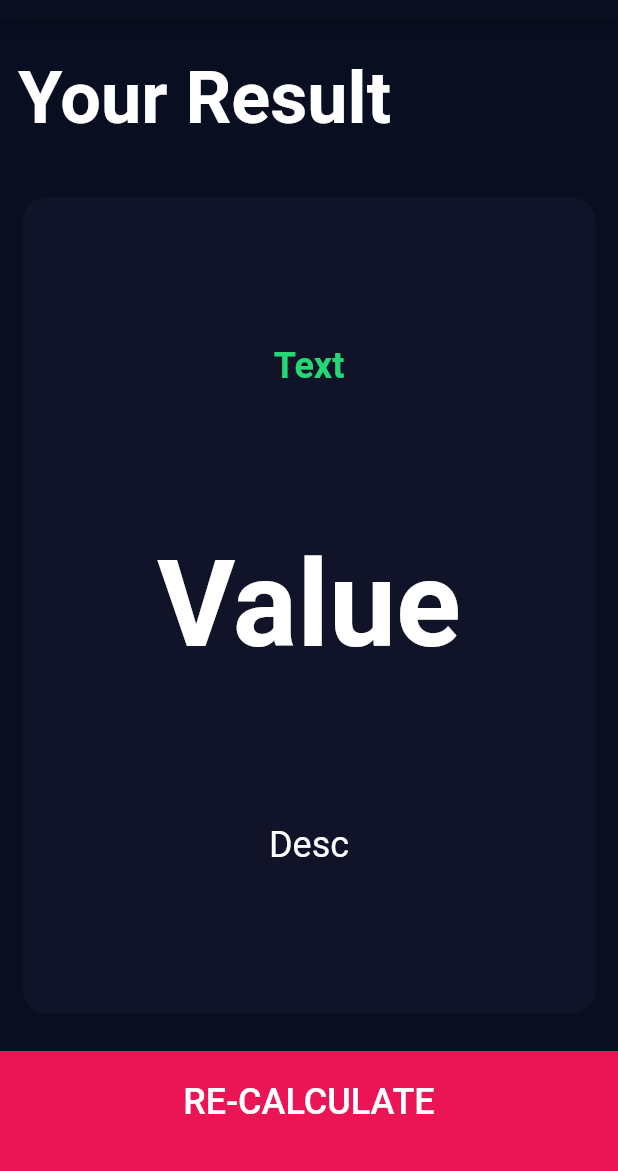
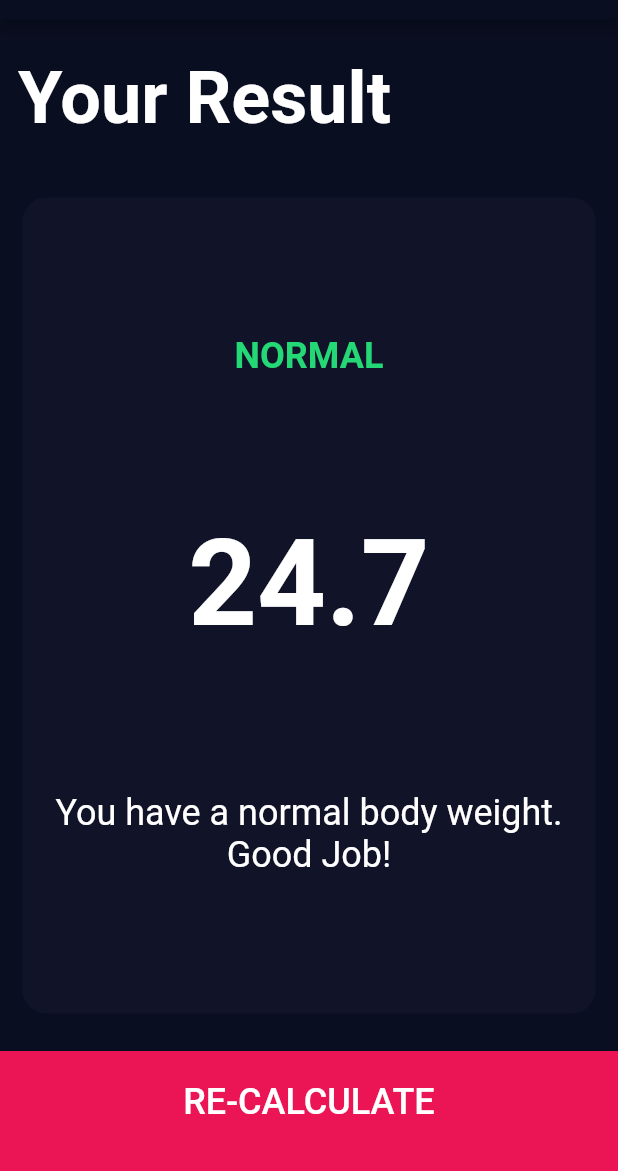
Before and after one commit to robence/flutter_bmi_calculator, a Flutter app: the screen it shows after launch, after a tap on the "remove" icon, after a tap on the "add" icon, after a tap on "CALCULATE", on a phone screen of 412 x 824 dp, the part 65-1236 px from its top. Run offline on Flutter 3.47's test engine with Material 2 defaults, Android fonts, the phone set to English and light mode, and no system bars; our stand-ins replace font_awesome_flutter.

Commit message:
calculate bmi result

```diff
--- /dev/null
+++ b/lib/controller/calculator_controller.dart
@@ -0,0 +1,35 @@
+import 'dart:math';
+
+class CalculatorController {
+  final int weight;
+  final int height;
+
+  double _bmi = -1;
+
+  CalculatorController({required this.weight, required this.height});
+
+  String calculateBMI() {
+    _bmi = weight / pow(height / 100, 2);
+    return _bmi.toStringAsFixed(1);
+  }
+
+  String get result {
+    if (_bmi >= 25) {
+      return 'Overweight';
+    } else if (_bmi > 18.5) {
+      return 'Normal';
+    } else {
+      return 'Underweight';
+    }
+  }
+
+  String get interpretation {
+    if (_bmi >= 25) {
+      return 'You have a higher than normal body weight. Try to exercise more.';
+    } else if (_bmi > 18.5) {
+      return 'You have a normal body weight. Good Job!';
+    } else {
+      return 'You have a lower than normal body weight. You can eat a bit more.';
+    }
+  }
+}
--- a/lib/main.dart
+++ b/lib/main.dart
@@ -26,7 +26,7 @@ class BMICalculator extends StatelessWidget {
       ),
       routes: {
         '/': (context) => const InputPage(),
-        '/result': (context) => const ResultPage(),
+        ResultPage.routeName: (context) => const ResultPage(),
       },
       initialRoute: '/',
     );
--- a/lib/pages/input_page.dart
+++ b/lib/pages/input_page.dart
@@ -1,7 +1,9 @@
 import 'package:flutter/material.dart';
 import 'package:flutter_bmi_calculator/constants/custom_colors.dart';
 import 'package:flutter_bmi_calculator/constants/font_styles.dart';
+import 'package:flutter_bmi_calculator/controller/calculator_controller.dart';
 import 'package:flutter_bmi_calculator/model/gender.dart';
+import 'package:flutter_bmi_calculator/pages/result_page.dart';
 import 'package:flutter_bmi_calculator/ui/bottom_button.dart';
 import 'package:flutter_bmi_calculator/ui/icon_content.dart';
 import 'package:flutter_bmi_calculator/ui/reusable_card.dart';
@@ -42,6 +44,7 @@ class _InputPageState extends State<InputPage> {
 
   @override
   Widget build(BuildContext context) {
+    CalculatorController calc;
     return Scaffold(
       appBar: AppBar(
         title: const Text("BMI CALCULATOR"),
@@ -176,7 +179,18 @@ class _InputPageState extends State<InputPage> {
             ),
           ),
           BottomButton(
-            onTap: () => Navigator.pushNamed(context, '/result'),
+            onTap: () => {
+              calc = CalculatorController(height: height, weight: weight),
+              Navigator.pushNamed(
+                context,
+                '/result',
+                arguments: ResultPageArguments(
+                  bmiResult: calc.calculateBMI(),
+                  interpretation: calc.interpretation,
+                  resultText: calc.result,
+                ),
+              ),
+            },
             title: 'Calculate',
           ),
         ],
--- a/lib/pages/result_page.dart
+++ b/lib/pages/result_page.dart
@@ -3,11 +3,28 @@ import 'package:flutter_bmi_calculator/constants/custom_colors.dart';
 import 'package:flutter_bmi_calculator/ui/bottom_button.dart';
 import 'package:flutter_bmi_calculator/ui/reusable_card.dart';
 
+class ResultPageArguments {
+  final String bmiResult;
+  final String resultText;
+  final String interpretation;
+
+  ResultPageArguments({
+    required this.bmiResult,
+    required this.resultText,
+    required this.interpretation,
+  });
+}
+
 class ResultPage extends StatelessWidget {
   const ResultPage({Key? key}) : super(key: key);
 
+  static const routeName = '/result';
+
   @override
   Widget build(BuildContext context) {
+    final args =
+        ModalRoute.of(context)!.settings.arguments as ResultPageArguments;
+
     return Scaffold(
       appBar: AppBar(
         title: Text('BMI Calculator'.toUpperCase()),
@@ -27,22 +44,22 @@ class ResultPage extends StatelessWidget {
               width: double.infinity,
               child: Column(
                 mainAxisAlignment: MainAxisAlignment.spaceEvenly,
-                children: const [
+                children: [
                   Text(
-                    "Text",
-                    style: TextStyle(
+                    args.resultText.toUpperCase(),
+                    style: const TextStyle(
                         fontSize: 24.0,
                         fontWeight: FontWeight.bold,
                         color: CustomColors.resultGreen),
                   ),
                   Text(
-                    "Value",
-                    style:
-                        TextStyle(fontSize: 80.0, fontWeight: FontWeight.bold),
+                    args.bmiResult,
+                    style: const TextStyle(
+                        fontSize: 80.0, fontWeight: FontWeight.bold),
                   ),
                   Text(
-                    "Desc",
-                    style: TextStyle(fontSize: 24.0),
+                    args.interpretation,
+                    style: const TextStyle(fontSize: 24.0),
                     textAlign: TextAlign.center,
                   ),
                 ],
```
